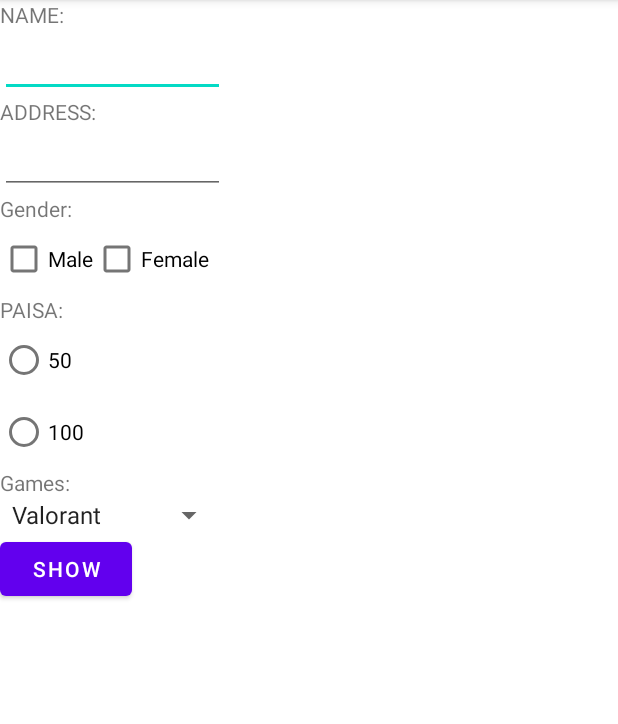
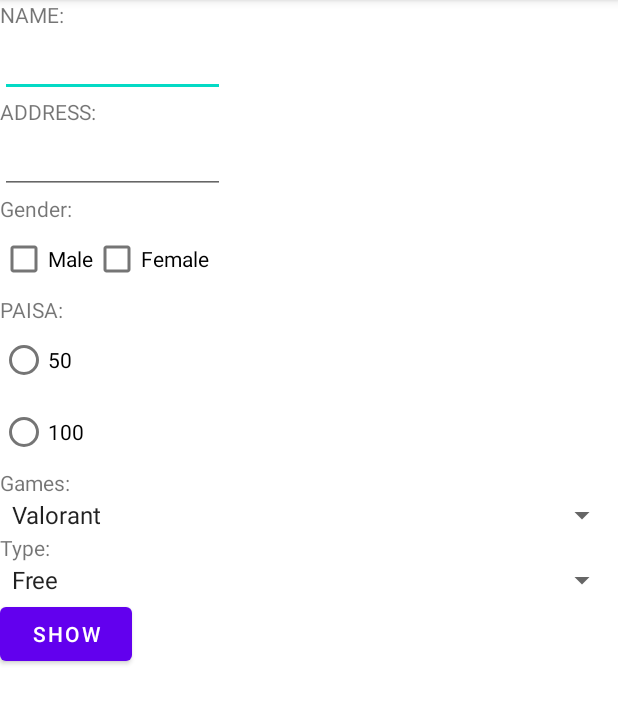
Before and after one commit to PAN-MAN/Mobile-Programming, an Android app: the screen it shows after launch (MainActivity2), on a phone screen of 412 x 824 dp, the part 84-808 px from its top. Run offline under Robolectric (Android 15) with nearby library versions, the light colour scheme and no system bars.

Commit message:
String.xml file bata array banayo

```diff
--- a/app/src/main/java/com/example/mobile/MainActivity2.java
+++ b/app/src/main/java/com/example/mobile/MainActivity2.java
@@ -25,6 +25,12 @@ public class MainActivity2 extends AppCompatActivity {
         ArrayAdapter<String> adapter = new ArrayAdapter<>(this, android.R.layout.simple_spinner_item, courses);
         adapter.setDropDownViewResource(android.R.layout.simple_spinner_dropdown_item);
         spin.setAdapter(adapter);
+        //string.xml bata liyera aako yo chai//
+        String[] myarray = getResources().getStringArray(R.array.my_spinner);
+        Spinner mySpinner = findViewById(R.id.spinner2);
+        ArrayAdapter<String> ad = new ArrayAdapter<>(this, android.R.layout.simple_spinner_item, myarray);
+        ad.setDropDownViewResource(android.R.layout.simple_spinner_dropdown_item);
+        mySpinner.setAdapter(ad);
 
         addListenerOnButton();
 
@@ -50,7 +56,11 @@ public class MainActivity2 extends AppCompatActivity {
                 String paisa = "";
 
                 Spinner spin = findViewById(R.id.spinner);
-                String selectedCourse = spin.getSelectedItem().toString();
+                String selectedGame = spin.getSelectedItem().toString();
+
+                Spinner mySpinner = findViewById(R.id.spinner2);
+                String selectedtype = mySpinner.getSelectedItem().toString();
+
 
                 // Determine which CheckBox is checked
                 if (checkMale.isChecked()) {
@@ -58,7 +68,6 @@ public class MainActivity2 extends AppCompatActivity {
                 } else if (checkFemale.isChecked()) {
                     gender = "Female";
                 }
-
                 if (radioButton.isChecked()) {
                     paisa = "Rs. 50 de mero";
                 } else if (radioButton1.isChecked()) {
@@ -70,7 +79,8 @@ public class MainActivity2 extends AppCompatActivity {
                 output2.setText("Address: " + address +
                         "\nGender: " + gender +
                         "\nPaisa: " + paisa +
-                        "\nCourse: " + selectedCourse);
+                        "\nGame: " + selectedGame +
+                        "\nType: "+selectedtype);
             }
         });
     }
--- a/app/src/main/res/layout/activity_assignment.xml
+++ b/app/src/main/res/layout/activity_assignment.xml
@@ -99,18 +99,32 @@
 
     <Spinner
         android:id="@+id/spinner"
-        android:layout_width="150dp"
+        android:layout_width="match_parent"
         android:layout_height="wrap_content"
         app:layout_constraintTop_toBottomOf="@id/label_games"
         app:layout_constraintStart_toStartOf="@id/label_games"/>
+
+    <TextView
+        android:layout_width="wrap_content"
+        android:layout_height="wrap_content"
+        android:id="@+id/type"
+        android:text="Type:"
+        app:layout_constraintTop_toBottomOf="@+id/spinner">
+    </TextView>
+
+    <Spinner
+        android:id="@+id/spinner2"
+        android:layout_width="match_parent"
+        android:layout_height="wrap_content"
+        app:layout_constraintTop_toBottomOf="@+id/type"/>
 
     <Button
         android:id="@+id/button"
         android:layout_width="wrap_content"
         android:layout_height="wrap_content"
         android:text="SHOW"
-        app:layout_constraintTop_toBottomOf="@id/spinner"
-        app:layout_constraintStart_toStartOf="@id/spinner"/>
+        app:layout_constraintTop_toBottomOf="@id/spinner2"
+        app:layout_constraintStart_toStartOf="@id/spinner2"/>
 
     <TextView
         android:id="@+id/output1"
--- a/app/src/main/res/values/strings.xml
+++ b/app/src/main/res/values/strings.xml
@@ -1,3 +1,8 @@
 <resources>
     <string name="app_name">mobile</string>
+    <string-array name="my_spinner">
+        <item>Free</item>
+        <item>Premium</item>
+        <item>Plastic</item>
+    </string-array>
 </resources>
```
